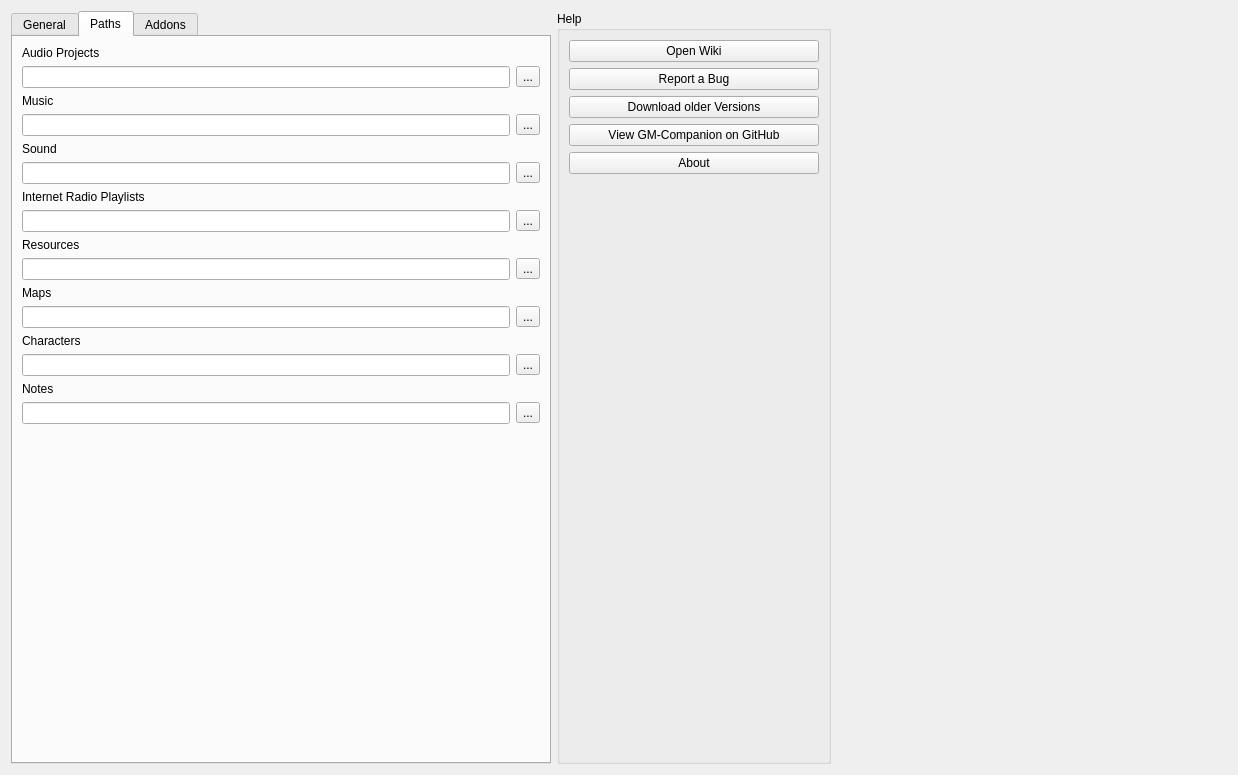
Qt form dialogs/optionsdialog.ui (PhilInTheGaps/GM-Companion) before a commit.
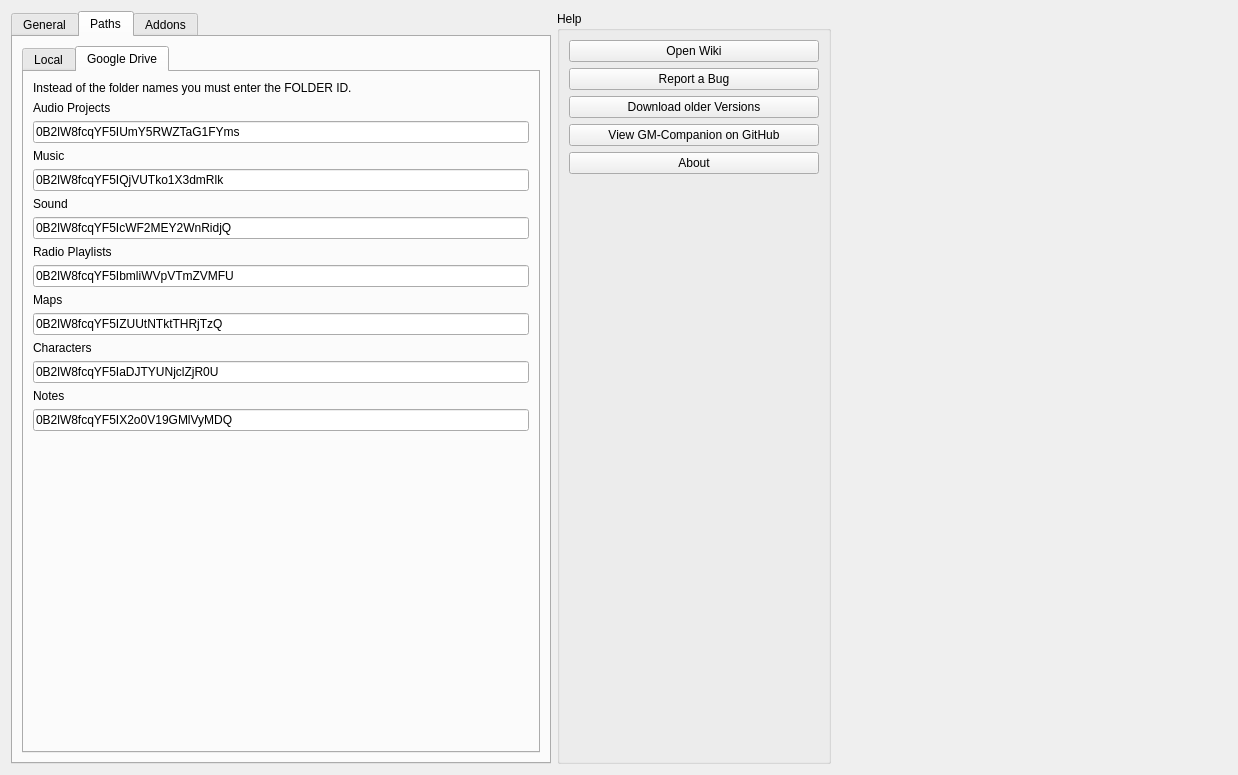
The same form after that commit. The open tabs and pages were chosen to show the change. Icons and pictures are not drawn.

Commit message: Started to implement google drive compatability

What changed in the file:
```diff
--- a/dialogs/optionsdialog.ui
+++ b/dialogs/optionsdialog.ui
@@ -179,6 +179,16 @@
       </attribute>
       <layout class="QVBoxLayout" name="verticalLayout_2">
        <item>
+        <widget class="QTabWidget" name="tabWidget_2">
+         <property name="currentIndex">
+          <number>1</number>
+         </property>
+         <widget class="QWidget" name="tab">
+          <attribute name="title">
+           <string>Local</string>
+          </attribute>
+          <layout class="QVBoxLayout" name="verticalLayout_6">
+           <item>
         <widget class="QLabel" name="label_21">
          <property name="text">
           <string>Audio Projects</string>
@@ -393,10 +403,139 @@
          <property name="sizeHint" stdset="0">
           <size>
            <width>20</width>
+               <height>272</height>
+              </size>
+             </property>
+            </spacer>
+           </item>
+          </layout>
+         </widget>
+         <widget class="QWidget" name="tab_2">
+          <attribute name="title">
+           <string>Google Drive</string>
+          </attribute>
+          <layout class="QVBoxLayout" name="verticalLayout_7">
+           <item>
+            <widget class="QLabel" name="label_12">
+             <property name="text">
+              <string>Instead of the folder names you must enter the FOLDER ID.</string>
+             </property>
+            </widget>
+           </item>
+           <item>
+            <widget class="QLabel" name="label_13">
+             <property name="text">
+              <string>Audio Projects</string>
+             </property>
+            </widget>
+           </item>
+           <item>
+            <widget class="QLineEdit" name="lineEdit_drive_audio">
+             <property name="text">
+              <string>0B2lW8fcqYF5IUmY5RWZTaG1FYms</string>
+             </property>
+            </widget>
+           </item>
+           <item>
+            <widget class="QLabel" name="label_14">
+             <property name="text">
+              <string>Music</string>
+             </property>
+            </widget>
+           </item>
+           <item>
+            <widget class="QLineEdit" name="lineEdit_drive_music">
+             <property name="text">
+              <string>0B2lW8fcqYF5IQjVUTko1X3dmRlk</string>
+             </property>
+            </widget>
+           </item>
+           <item>
+            <widget class="QLabel" name="label_15">
+             <property name="text">
+              <string>Sound</string>
+             </property>
+            </widget>
+           </item>
+           <item>
+            <widget class="QLineEdit" name="lineEdit_drive_sound">
+             <property name="text">
+              <string>0B2lW8fcqYF5IcWF2MEY2WnRidjQ</string>
+             </property>
+            </widget>
+           </item>
+           <item>
+            <widget class="QLabel" name="label_16">
+             <property name="text">
+              <string>Radio Playlists</string>
+             </property>
+            </widget>
+           </item>
+           <item>
+            <widget class="QLineEdit" name="lineEdit_drive_radio">
+             <property name="text">
+              <string>0B2lW8fcqYF5IbmliWVpVTmZVMFU</string>
+             </property>
+            </widget>
+           </item>
+           <item>
+            <widget class="QLabel" name="label_23">
+             <property name="text">
+              <string>Maps</string>
+             </property>
+            </widget>
+           </item>
+           <item>
+            <widget class="QLineEdit" name="lineEdit_drive_maps">
+             <property name="text">
+              <string>0B2lW8fcqYF5IZUUtNTktTHRjTzQ</string>
+             </property>
+            </widget>
+           </item>
+           <item>
+            <widget class="QLabel" name="label_24">
+             <property name="text">
+              <string>Characters</string>
+             </property>
+            </widget>
+           </item>
+           <item>
+            <widget class="QLineEdit" name="lineEdit_drive_characters">
+             <property name="text">
+              <string>0B2lW8fcqYF5IaDJTYUNjclZjR0U</string>
+             </property>
+            </widget>
+           </item>
+           <item>
+            <widget class="QLabel" name="label_25">
+             <property name="text">
+              <string>Notes</string>
+             </property>
+            </widget>
+           </item>
+           <item>
+            <widget class="QLineEdit" name="lineEdit_drive_notes">
+             <property name="text">
+              <string>0B2lW8fcqYF5IX2o0V19GMlVyMDQ</string>
+             </property>
+            </widget>
+           </item>
+           <item>
+            <spacer name="verticalSpacer_3">
+             <property name="orientation">
+              <enum>Qt::Vertical</enum>
+             </property>
+             <property name="sizeHint" stdset="0">
+              <size>
+               <width>20</width>
            <height>40</height>
           </size>
          </property>
         </spacer>
+           </item>
+          </layout>
+         </widget>
+        </widget>
        </item>
       </layout>
      </widget>
```
Left out of the diff: 2 changed lines with no effect on the pictures. Lines whose indentation alone changed are shown as unchanged. The commit also changes 10 other files.
